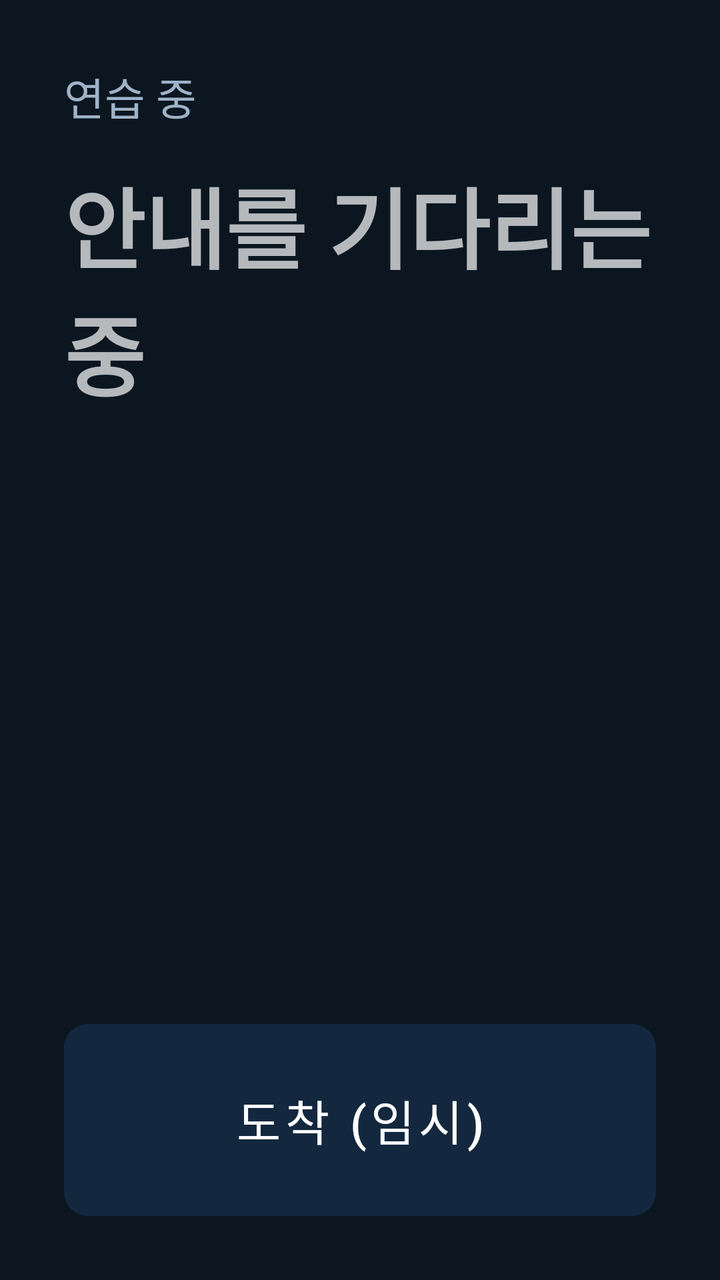
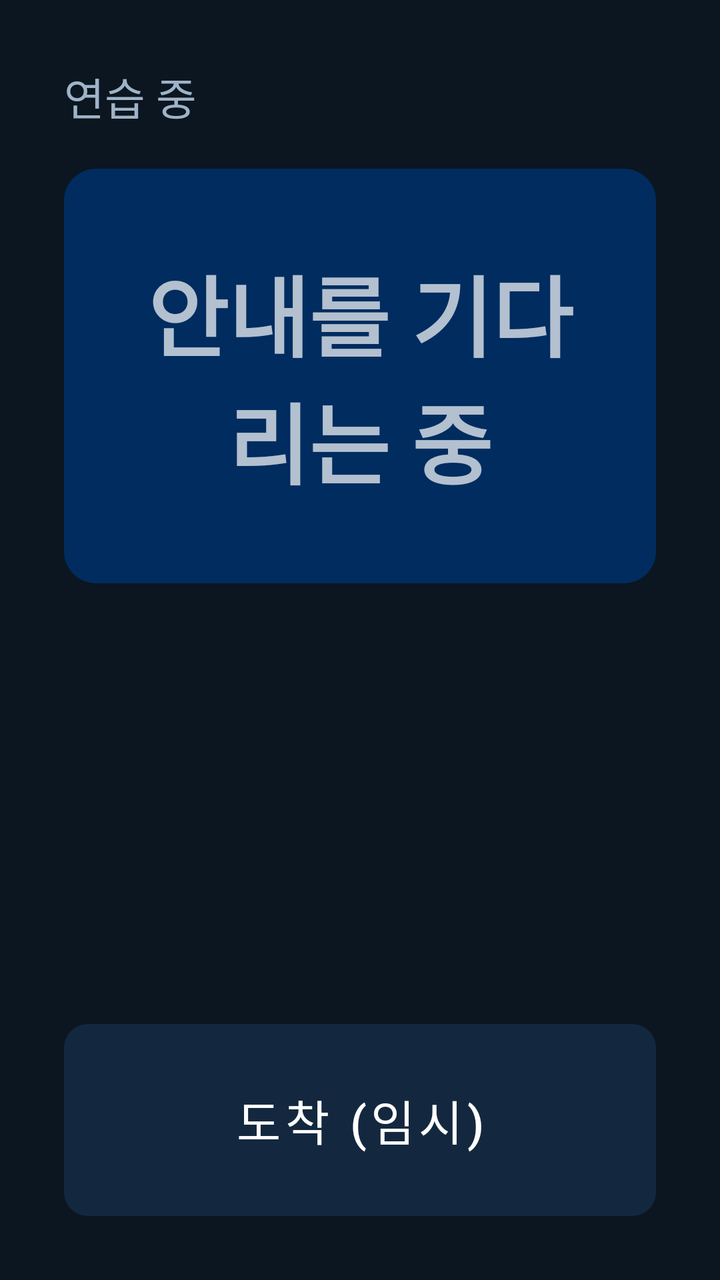

Screens rendered from an Android XML layout before and after an edit, with the pre-edit source and the edit as a unified diff.
<!-- AndroidManifest.xml: application theme Theme.Jeonunbochocar -->
<!-- res/layout/screen_drive.xml -->
<?xml version="1.0" encoding="utf-8"?>
<LinearLayout xmlns:android="http://schemas.android.com/apk/res/android"
    android:layout_width="match_parent"
    android:layout_height="match_parent"
    android:orientation="vertical"
    android:padding="32dp">

    <TextView
        android:layout_width="wrap_content"
        android:layout_height="wrap_content"
        android:text="연습 중"
        android:textColor="@color/jb_text_secondary"
        android:textSize="22sp" />

    <TextView
        android:id="@+id/nextPoint"
        android:layout_width="wrap_content"
        android:layout_height="wrap_content"
        android:layout_marginTop="16dp"
        android:text="안내를 기다리는 중"
        android:textSize="44sp"
        android:textStyle="bold" />

    <Space
        android:layout_width="match_parent"
        android:layout_height="0dp"
        android:layout_weight="1" />

    <Button
        android:id="@+id/btnArrive"
        android:layout_width="match_parent"
        android:layout_height="96dp"
        android:text="도착 (임시)" />
</LinearLayout>
<!-- resources referenced by this layout -->
<resources>
  <color name="jb_text_secondary">#9FB3C8</color>
  <style name="Theme.Jeonunbochocar" parent="Theme.MaterialComponents.NoActionBar">
          <item name="colorPrimary">@color/jb_accent</item>
          <item name="colorPrimaryVariant">@color/jb_navy</item>
          <item name="colorOnPrimary">@color/jb_background</item>
          <item name="colorSecondary">@color/jb_accent</item>
          <item name="colorOnSecondary">@color/jb_background</item>
          <item name="android:windowBackground">@color/jb_background</item>
          <item name="android:statusBarColor">@color/jb_background</item>
          <item name="materialButtonStyle">@style/Jb.Button</item>
      </style>
  <color name="jb_accent">#00AAD2</color>
  <color name="jb_navy">#002C5F</color>
  <color name="jb_background">#0B1620</color>
  <style name="Jb.Button" parent="Widget.MaterialComponents.Button.UnelevatedButton">
          <item name="backgroundTint">@color/jb_card</item>
          <item name="android:textColor">@color/white</item>
          <item name="android:textSize">24sp</item>
          <item name="cornerRadius">12dp</item>
          <item name="android:insetTop">0dp</item>
          <item name="android:insetBottom">0dp</item>
      </style>
  <color name="jb_card">#13283F</color>
  <color name="white">#FFFFFFFF</color>
</resources>

<!-- the commit's change to res/layout/screen_drive.xml (unified diff, before → after) -->
@@ -6,20 +6,40 @@
     android:padding="32dp">
 
     <TextView
+        android:id="@+id/driveCourse"
         android:layout_width="wrap_content"
         android:layout_height="wrap_content"
         android:text="연습 중"
         android:textColor="@color/jb_text_secondary"
         android:textSize="22sp" />
 
-    <TextView
-        android:id="@+id/nextPoint"
-        android:layout_width="wrap_content"
+    <LinearLayout
+        android:layout_width="match_parent"
         android:layout_height="wrap_content"
-        android:layout_marginTop="16dp"
-        android:text="안내를 기다리는 중"
-        android:textSize="44sp"
-        android:textStyle="bold" />
+        android:layout_marginTop="20dp"
+        android:background="@drawable/bg_level_card"
+        android:gravity="center_horizontal"
+        android:orientation="vertical"
+        android:paddingHorizontal="24dp"
+        android:paddingVertical="40dp">
+
+        <TextView
+            android:id="@+id/nextDistance"
+            android:layout_width="wrap_content"
+            android:layout_height="wrap_content"
+            android:textSize="96sp"
+            android:textStyle="bold"
+            android:visibility="gone" />
+
+        <TextView
+            android:id="@+id/nextPoint"
+            android:layout_width="wrap_content"
+            android:layout_height="wrap_content"
+            android:gravity="center"
+            android:text="안내를 기다리는 중"
+            android:textSize="44sp"
+            android:textStyle="bold" />
+    </LinearLayout>
 
     <Space
         android:layout_width="match_parent"
<!-- resource entries referenced after the edit -->
@@ -1,6 +1,12 @@
 <!-- resources referenced by this layout -->
 <resources>
   <color name="jb_text_secondary">#9FB3C8</color>
+  <!-- drawable bg_level_card (drawable) -->
+  <?xml version="1.0" encoding="utf-8"?>
+  <shape xmlns:android="http://schemas.android.com/apk/res/android">
+      <solid android:color="@color/jb_navy" />
+      <corners android:radius="16dp" />
+  </shape>
   <style name="Theme.Jeonunbochocar" parent="Theme.MaterialComponents.NoActionBar">
           <item name="colorPrimary">@color/jb_accent</item>
           <item name="colorPrimaryVariant">@color/jb_navy</item>
